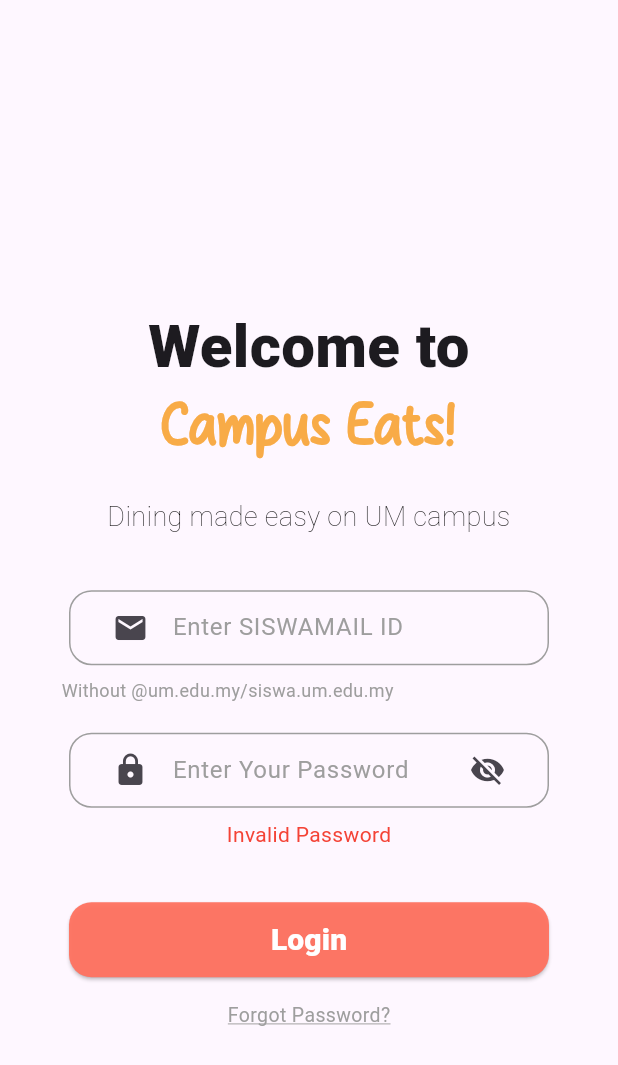
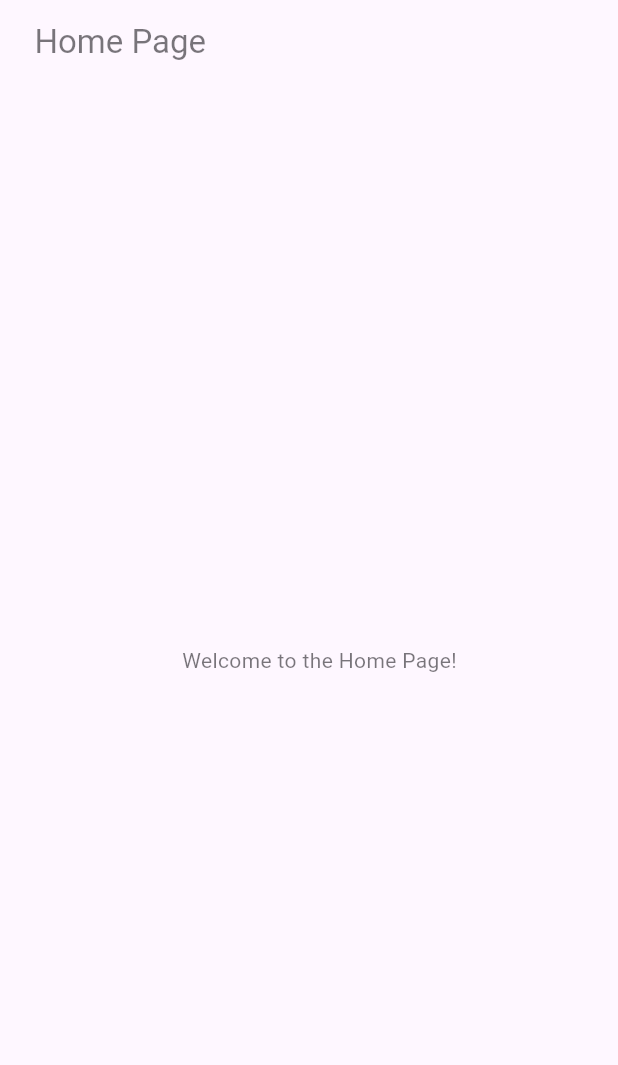
Before and after one commit to MarcusMQF/Food-System-App, a Flutter app: the screen it shows after launch, after a tap on "Login", on a phone screen of 412 x 824 dp. Shown: the top 1065 px of the screen. Run offline on Flutter 3.47's test engine with Material 3 defaults, Android fonts, the phone set to English and light mode, and no system bars; Roboto replaces fonts that are missing (AwesomeFriday); project files that could hold a hidden picture were left out.

Commit message:
Connect to HomePage

```diff
--- a/assets/credentials.csv
+++ b/assets/credentials.csv
@@ -1,6 +1,6 @@
-siswamail_id,password
-24065491,Marcus66@um
-12345678,abc123#
-12112112,aaabbb@
-23232323,bbbaaa#12
-90909111,aaabbb#21
+siswaId,password
+24065491,123
+12345678,1234
+12112112,12
+23232323,145
+90909111,156
--- /dev/null
+++ b/lib/home_page.dart
@@ -0,0 +1,18 @@
+// home_page.dart
+import 'package:flutter/material.dart';
+
+class HomePage extends StatelessWidget {
+  const HomePage({super.key});
+
+  @override
+  Widget build(BuildContext context) {
+    return Scaffold(
+      appBar: AppBar(
+        title: const Text('Home Page'),
+      ),
+      body: const Center(
+        child: Text('Welcome to the Home Page!'),
+      ),
+    );
+  }
+}
--- a/lib/sign_in_page.dart
+++ b/lib/sign_in_page.dart
@@ -1,7 +1,6 @@
 import 'package:flutter/material.dart';
-import 'package:flutter/services.dart';
-import 'package:csv/csv.dart';
 import 'input_field.dart'; // Import the InputField widget
+import 'home_page.dart'; // Import the HomePage widget
 
 class SignInPage extends StatefulWidget {
   const SignInPage({super.key});
@@ -15,54 +14,22 @@ class _SignInPageState extends State<SignInPage> {
   bool _isSiswaIdFocused = false;
   bool _isPasswordFocused = false;
   bool _isPasswordVisible = false; // Add this boolean to manage password visibility
+  bool _isLoading = false; // Add this boolean to manage loading state
 
-  final TextEditingController _siswaIdController = TextEditingController();
-  final TextEditingController _passwordController = TextEditingController();
+  Future<void> _validateCredentials() async {
+    setState(() {
+      _isLoading = true; // Start loading animation
+    });
 
-  final Map<String, String> _credentials = {};
-  String _errorMessage = '';
-
-  @override
-  void initState() {
-    super.initState();
-    _loadCredentials();
-  }
-
-  Future<void> _loadCredentials() async {
-    final String csvString = await rootBundle.loadString('assets/credentials.csv');
-    final List<List<dynamic>> csvTable = const CsvToListConverter().convert(csvString);
-
-    for (var i = 1; i < csvTable.length; i++) {
-      final String siswaId = csvTable[i][0].toString();
-      final String password = csvTable[i][1].toString();
-      _credentials[siswaId] = password;
-      print('Loaded credential: siswaId=$siswaId, password=$password');
-    }
-
-    // Debug print to verify credentials
-    print('Loaded credentials: $_credentials');
-  }
-
-  void _validateCredentials() {
-    final String siswaId = _siswaIdController.text;
-    final String password = _passwordController.text;
+    await Future.delayed(const Duration(seconds: 1)); // Simulate network delay
 
     setState(() {
-      if (_credentials.containsKey(siswaId) && _credentials[siswaId] == password) {
-        _errorMessage = '';
-        // Credentials are valid, navigate to the next screen or perform an action
-        ScaffoldMessenger.of(context).showSnackBar(
-          const SnackBar(content: Text('Login successful')),
+      _isLoading = false; // Stop loading animation
+      Navigator.pushReplacement(
+        context,
+        MaterialPageRoute(builder: (context) => const HomePage()),
       );
-      } else {
-        // Credentials are invalid, show an error message
-        _errorMessage = 'Invalid Password';
-      }
     });
-
-    // Debug print to verify input
-    print('Entered siswaId: $siswaId, password: $password');
-    print('Credentials map: $_credentials');
   }
 
   @override
@@ -164,18 +131,9 @@ class _SignInPageState extends State<SignInPage> {
                 },
               ),
 
-              if (_errorMessage.isNotEmpty)
-                Padding(
-                  padding: const EdgeInsets.only(top: 8.0),
-                  child: Text(
-                    _errorMessage,
-                    style: const TextStyle(color: Colors.red),
-                  ),
-                ),
-
               const SizedBox(height: 35),
               ElevatedButton(
-                onPressed: _validateCredentials,
+                onPressed: _isLoading ? null : _validateCredentials,
                 style: ElevatedButton.styleFrom(
                   backgroundColor: const Color.fromARGB(243, 255, 114, 96),
                   minimumSize: const Size(320, 50), // Increase the width and height of the button
@@ -183,7 +141,9 @@ class _SignInPageState extends State<SignInPage> {
                     borderRadius: BorderRadius.circular(15.0), // Reduce the curve of the button
                   ),
                 ),
-                child: const Text('Login',
+                child: _isLoading
+                  ? const CircularProgressIndicator(color: Colors.white)
+                  : const Text('Login',
                       style: TextStyle(
                         fontSize: 20,
                         fontWeight: FontWeight.w800,
```
Lines whose indentation alone changed are shown as unchanged.
